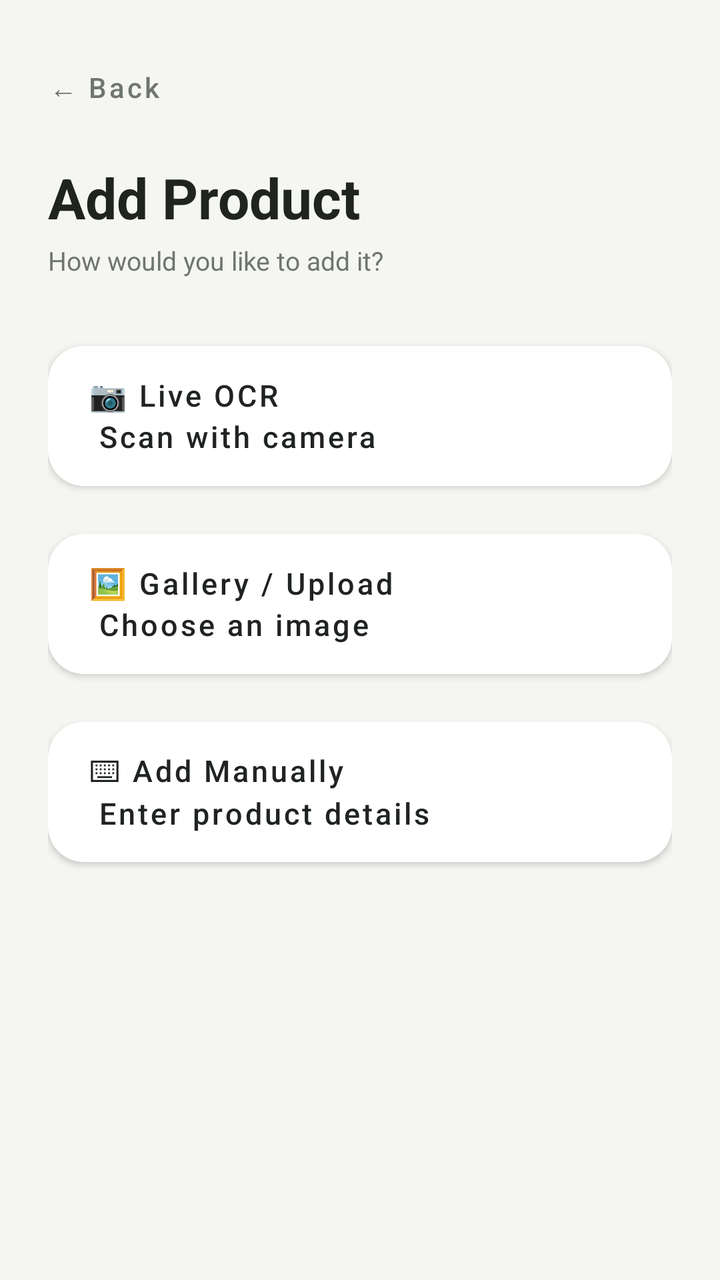
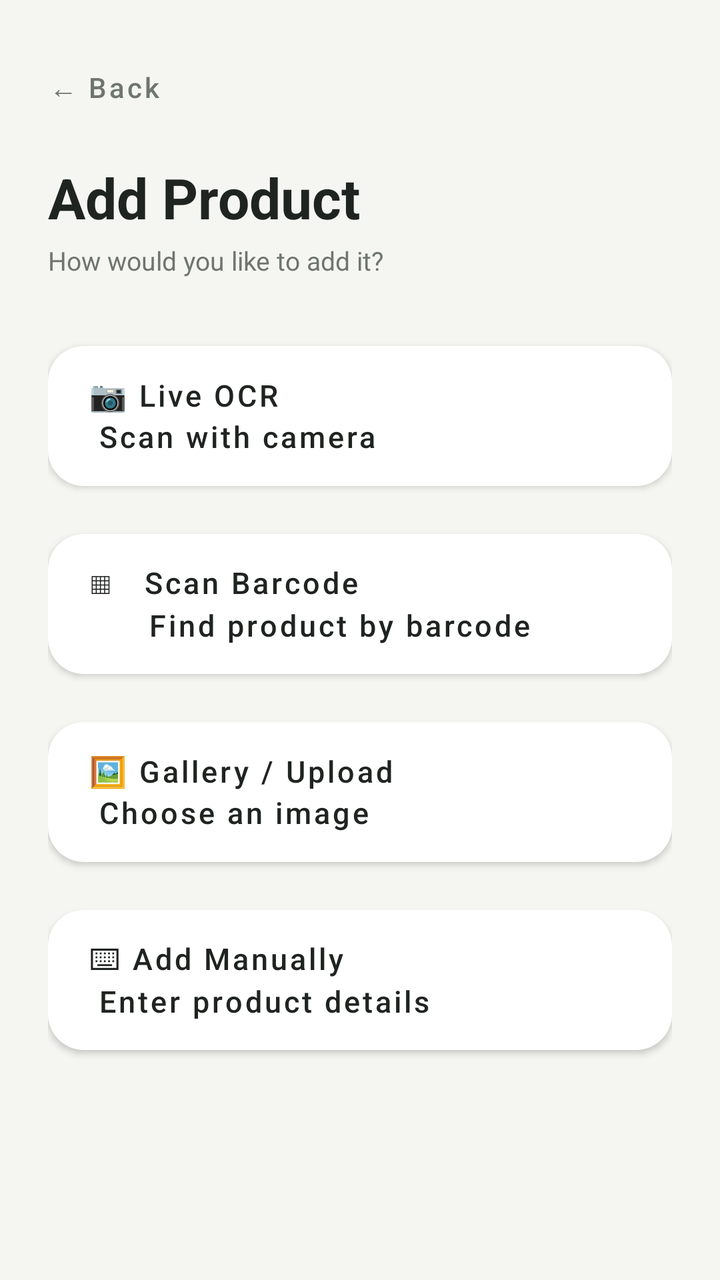

Before-and-after screenshots of an Android layout around one commit, followed by the original layout XML and the change that was made.
<!-- AndroidManifest.xml: application theme Theme.OcrTest -->
<!-- res/layout/activity_add_options.xml -->
<?xml version="1.0" encoding="utf-8"?>
<androidx.constraintlayout.widget.ConstraintLayout
    xmlns:android="http://schemas.android.com/apk/res/android"
    xmlns:app="http://schemas.android.com/apk/res-auto"
    android:layout_width="match_parent"
    android:layout_height="match_parent"
    android:background="@color/background_dark"
    android:paddingStart="24dp"
    android:paddingEnd="24dp"
    android:paddingTop="28dp">

    

    <com.google.android.material.button.MaterialButton
        android:id="@+id/btnBack"
        style="@style/Widget.MaterialComponents.Button.TextButton"
        android:layout_width="wrap_content"
        android:layout_height="wrap_content"
        android:minWidth="0dp"
        android:minHeight="0dp"
        android:padding="0dp"
        android:text="@string/back"
        android:textAllCaps="false"
        android:textColor="@color/text_secondary"
        android:textSize="14sp"
        app:layout_constraintStart_toStartOf="parent"
        app:layout_constraintTop_toTopOf="parent" />

    

    <TextView
        android:id="@+id/tvAddProductTitle"
        android:layout_width="wrap_content"
        android:layout_height="wrap_content"
        android:layout_marginTop="52dp"
        android:text="@string/add_product_title"
        android:textColor="@color/text_primary"
        android:textSize="28sp"
        android:textStyle="bold"
        app:layout_constraintStart_toStartOf="parent"
        app:layout_constraintTop_toTopOf="parent" />

    

    <TextView
        android:id="@+id/tvAddProductSubtitle"
        android:layout_width="wrap_content"
        android:layout_height="wrap_content"
        android:layout_marginTop="4dp"
        android:text="@string/add_product_subtitle"
        android:textColor="@color/text_secondary"
        android:textSize="13sp"
        app:layout_constraintStart_toStartOf="parent"
        app:layout_constraintTop_toBottomOf="@id/tvAddProductTitle" />

    

    <com.google.android.material.button.MaterialButton
        android:id="@+id/btnLiveOcr"
        android:layout_width="0dp"
        android:layout_height="82dp"
        android:layout_marginTop="28dp"
        android:gravity="center_vertical|start"
        android:paddingStart="20dp"
        android:paddingEnd="20dp"
        android:text="@string/live_ocr"
        android:textAllCaps="false"
        android:textColor="@color/text_primary"
        android:textSize="15sp"
        android:lineSpacingExtra="3dp"
        app:backgroundTint="@color/card_dark"
        app:cornerRadius="18dp"
        app:iconGravity="textStart"
        app:layout_constraintEnd_toEndOf="parent"
        app:layout_constraintStart_toStartOf="parent"
        app:layout_constraintTop_toBottomOf="@id/tvAddProductSubtitle"
        app:strokeWidth="0dp" />

    

    <com.google.android.material.button.MaterialButton
        android:id="@+id/btnGallery"
        android:layout_width="0dp"
        android:layout_height="82dp"
        android:layout_marginTop="12dp"
        android:gravity="center_vertical|start"
        android:paddingStart="20dp"
        android:paddingEnd="20dp"
        android:text="@string/gallery_upload"
        android:textAllCaps="false"
        android:textColor="@color/text_primary"
        android:textSize="15sp"
        android:lineSpacingExtra="3dp"
        app:backgroundTint="@color/card_dark"
        app:cornerRadius="18dp"
        app:layout_constraintEnd_toEndOf="parent"
        app:layout_constraintStart_toStartOf="parent"
        app:layout_constraintTop_toBottomOf="@id/btnLiveOcr"
        app:strokeWidth="0dp" />

    

    <com.google.android.material.button.MaterialButton
        android:id="@+id/btnAddManually"
        android:layout_width="0dp"
        android:layout_height="82dp"
        android:layout_marginTop="12dp"
        android:gravity="center_vertical|start"
        android:paddingStart="20dp"
        android:paddingEnd="20dp"
        android:text="@string/add_manually"
        android:textAllCaps="false"
        android:textColor="@color/text_primary"
        android:textSize="15sp"
        android:lineSpacingExtra="3dp"
        app:backgroundTint="@color/card_dark"
        app:cornerRadius="18dp"
        app:layout_constraintEnd_toEndOf="parent"
        app:layout_constraintStart_toStartOf="parent"
        app:layout_constraintTop_toBottomOf="@id/btnGallery"
        app:strokeWidth="0dp" />

</androidx.constraintlayout.widget.ConstraintLayout>
<!-- resources referenced by this layout -->
<resources>
  <color name="background_dark">#F5F6F1</color>
  <color name="card_dark">#FFFFFF</color>
  <color name="text_primary">#202421</color>
  <color name="text_secondary">#6F756F</color>
  <string name="add_manually">⌨   Add Manually\n      Enter product details</string>
  <string name="add_product_subtitle">How would you like to add it?</string>
  <string name="add_product_title">Add Product</string>
  <string name="back">←  Back</string>
  <string name="gallery_upload">🖼   Gallery / Upload\n      Choose an image</string>
  <string name="live_ocr">📷   Live OCR\n      Scan with camera</string>
  <style name="Theme.OcrTest" parent="Theme.MaterialComponents.NoActionBar">
  
          <item name="colorPrimary">@color/green_primary</item>
          <item name="colorPrimaryVariant">@color/green_primary</item>
          <item name="colorOnPrimary">@color/background_dark</item>
          <item name="colorSecondary">@color/green_primary</item>
          <item name="colorSurface">@color/surface_dark</item>
  
          <item name="android:colorBackground">@color/background_dark</item>
          <item name="android:colorAccent">@color/green_primary</item>
  
          <item name="colorOnSurface">@color/text_primary</item>
  
      </style>
  <color name="green_primary">#2F5D50</color>
  <color name="surface_dark">#ECEFEA</color>
</resources>

<!-- the commit's change to res/layout/activity_add_options.xml (unified diff, before → after) -->
@@ -79,6 +79,28 @@
     
 
     <com.google.android.material.button.MaterialButton
+        android:id="@+id/btnBarcode"
+        android:layout_width="0dp"
+        android:layout_height="82dp"
+        android:layout_marginTop="12dp"
+        android:gravity="center_vertical|start"
+        android:paddingStart="20dp"
+        android:paddingEnd="20dp"
+        android:text="▦   Scan Barcode\n      Find product by barcode"
+        android:textAllCaps="false"
+        android:textColor="@color/text_primary"
+        android:textSize="15sp"
+        android:lineSpacingExtra="3dp"
+        app:backgroundTint="@color/card_dark"
+        app:cornerRadius="18dp"
+        app:layout_constraintEnd_toEndOf="parent"
+        app:layout_constraintStart_toStartOf="parent"
+        app:layout_constraintTop_toBottomOf="@id/btnLiveOcr"
+        app:strokeWidth="0dp" />
+
+    
+
+    <com.google.android.material.button.MaterialButton
         android:id="@+id/btnGallery"
         android:layout_width="0dp"
         android:layout_height="82dp"
@@ -95,7 +117,7 @@
         app:cornerRadius="18dp"
         app:layout_constraintEnd_toEndOf="parent"
         app:layout_constraintStart_toStartOf="parent"
-        app:layout_constraintTop_toBottomOf="@id/btnLiveOcr"
+        app:layout_constraintTop_toBottomOf="@id/btnBarcode"
         app:strokeWidth="0dp" />
 
     
